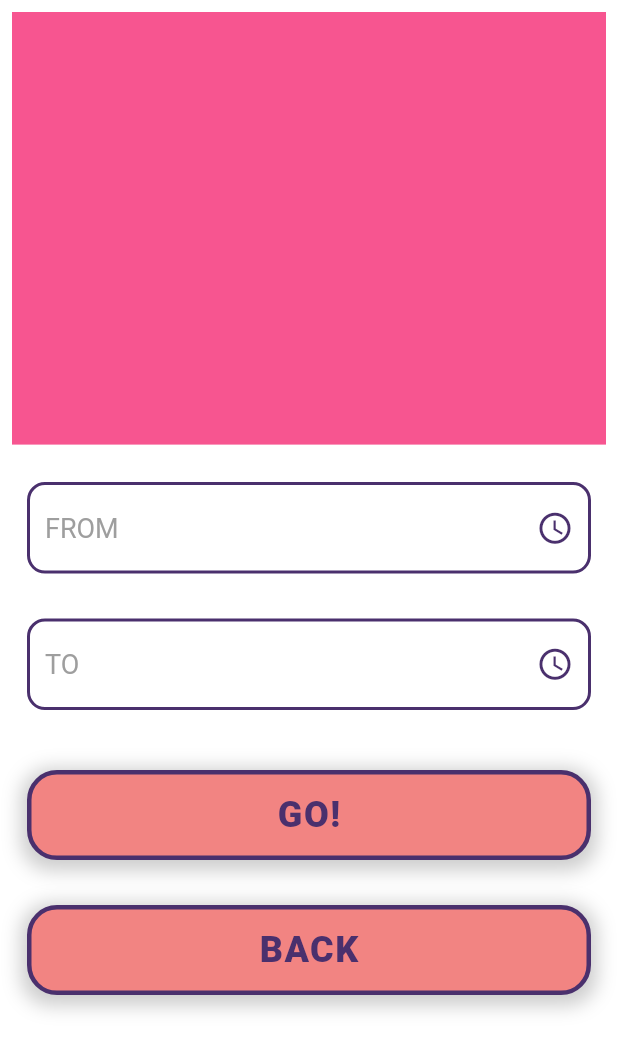
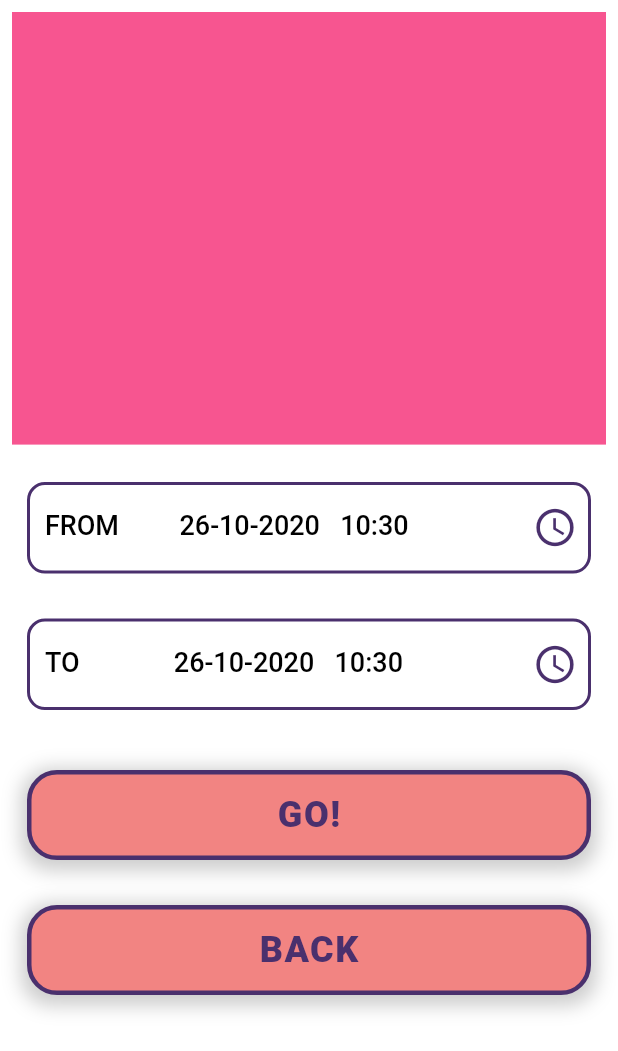
Before and after one commit to finnrose/Real-Time-Energy-Monitoring-System-, a Flutter app: the DurationPage screen opened directly, on a phone screen of 412 x 824 dp. Shown: the top 1051 px of the screen. Run offline on Flutter 3.47's test engine with Material 2 defaults, Android fonts, the phone set to English and light mode, and no system bars; our stand-ins replace flutter_svg; missing offline and left inert: smart_energy_meter; Roboto replaces fonts that are missing (Montserrat).

Commit message:
Update text_input.dart

```diff
--- a/Mobile Application/lib/components/text_input.dart
+++ b/Mobile Application/lib/components/text_input.dart
@@ -1,7 +1,7 @@
 import 'package:flutter/cupertino.dart';
 import 'package:flutter/material.dart';
 import 'package:intl/intl.dart';
-import 'package:energy_monitoring/notifications/notification_dialog.dart';
+import 'package:smart_energy_meter/notifications/notification_dialog.dart';
 
 class TextTimeInput extends StatefulWidget {
   final String text;
@@ -31,10 +31,14 @@ class _TextTimeInputState extends State<TextTimeInput> {
         child: TextFormField(
           autocorrect: true,
           decoration: InputDecoration(
+            labelText: '${widget.text} ${dateFormat.format(selectedDate)}',
+            labelStyle: TextStyle(
+                color: Colors.black, fontSize: 18, fontWeight: FontWeight.w500),
+            //suffix: Text('FROM $selectedDate'),
             suffixIcon: Icon(
               Icons.access_time,
               color: Color(0xff4A306D),
-              size: 25,
+              size: 30,
             ),
             hintText: widget.text,
             hintStyle: TextStyle(color: Colors.grey, fontSize: 18),
```
